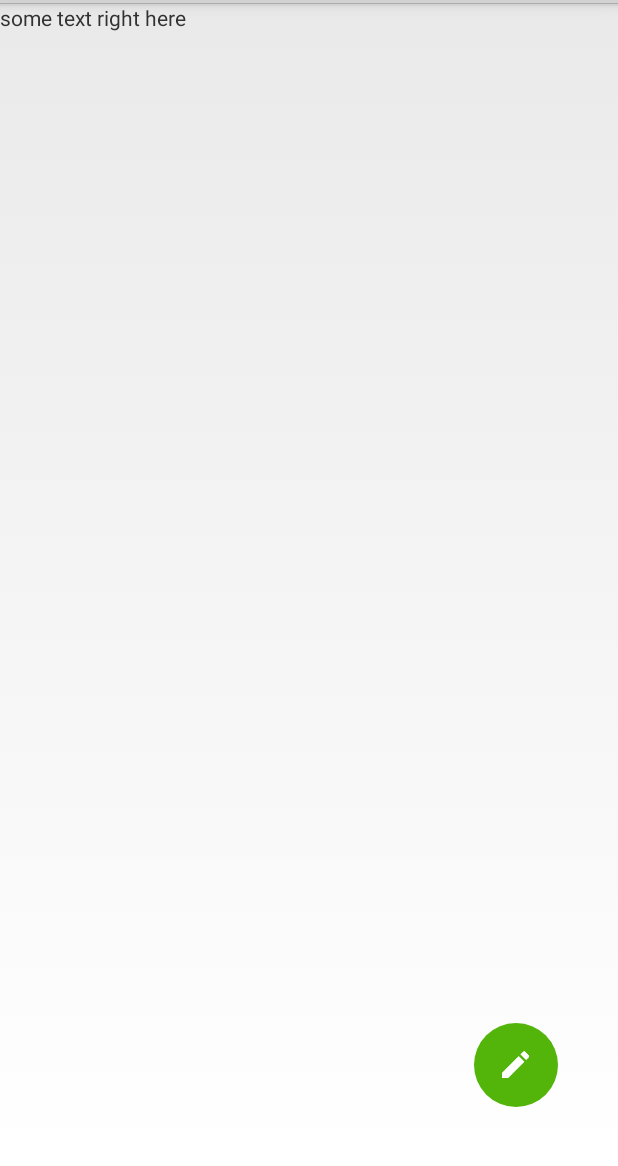
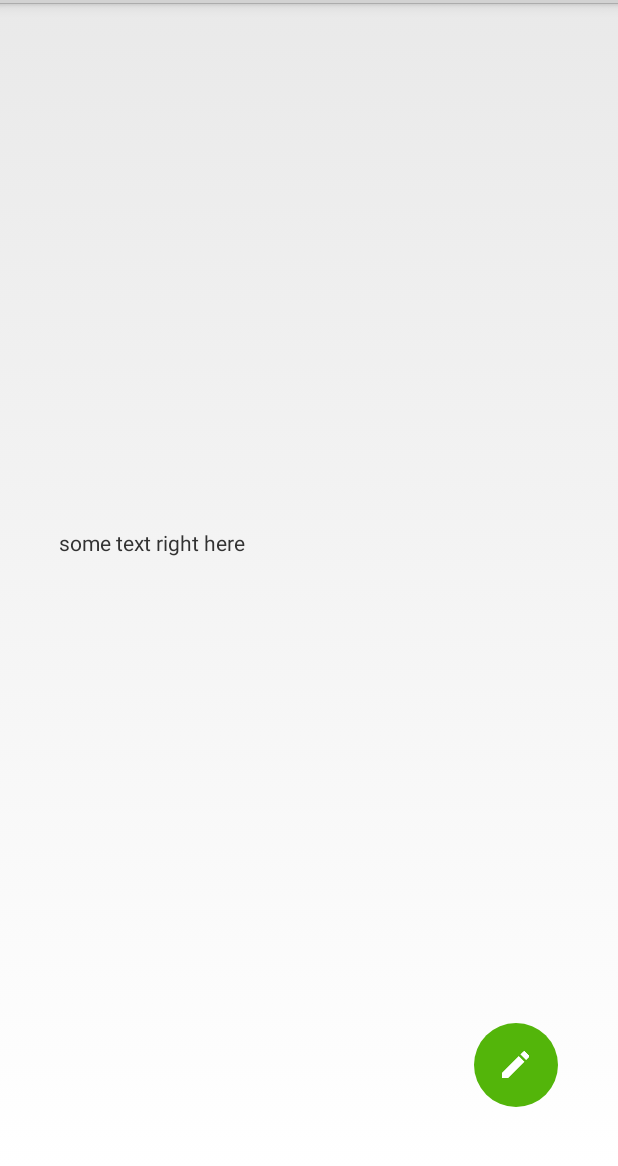
Before and after one commit to wenhuiyao/RevealAnimation, an Android app: the screen it shows after launch (LauncherActivity), on a phone screen of 412 x 824 dp, the part 69-1235 px from its top. Run offline under Robolectric (Android 15) with nearby library versions, the phone set to English and light mode, and no system bars; pictures from the network do not load.

Commit message:
add screenshot

```diff
--- a/app/src/main/java/demo/reveal/wenhui/com/revealanimation/reveal/RectRevealActivity.java
+++ b/app/src/main/java/demo/reveal/wenhui/com/revealanimation/reveal/RectRevealActivity.java
@@ -45,10 +45,8 @@ public class RectRevealActivity extends Activity {
         mRevealFrameLayout = (RevealFrameLayout)findViewById(R.id.activity_rect_revealContainer);
         mRevealFrameLayout.setOnRevealAnimationListener(mOnRevealAnimationListener);
         mRevealFrameLayout.setBackgroundColor(Color.BLACK);
-//        mRevealFrameLayout.setExclusiveAnimatedViewId(R.id.activity_rect_reveal_image);
 
         Picasso.with(this).load(LauncherActivity.IMAGE_URL).into(imageView);
-//
         Intent intent = getIntent();
         info = intent.getParcelableExtra(EXTRA_INFO);
         mRevealFrameLayout.setRevealAnimationInfo(info);
--- a/app/src/main/res/layout/activity_intro.xml
+++ b/app/src/main/res/layout/activity_intro.xml
@@ -5,6 +5,8 @@
 
     <TextView android:layout_width="wrap_content"
         android:layout_height="wrap_content"
+        android:layout_marginTop="350dp"
+        android:layout_marginLeft="39dp"
         android:text="some text right here"/>
 
     <demo.reveal.wenhui.com.revealanimation.reveal.CircularView
@@ -20,7 +22,7 @@
         android:layout_width="250dp"
         android:layout_height="150dp"
         android:layout_marginTop="80dp"
-        android:layout_marginLeft="80dp"
+        android:layout_marginLeft="40dp"
         android:scaleType="centerCrop"/>
 
 </merge>
--- a/app/src/main/res/layout/activity_reveal.xml
+++ b/app/src/main/res/layout/activity_reveal.xml
@@ -13,7 +13,6 @@
         android:layout_height="match_parent"
         android:scaleType="fitCenter"/>
 
-
     <TextView
         android:id="@+id/text"
         android:layout_width="match_parent"
@@ -24,6 +23,6 @@
         android:textColor="@android:color/white"
         android:textSize="18sp"
         android:layout_gravity="bottom"
-        android:text="Golden Gate bridge, take at the late afternoon."/>
+        android:text="Golden Gate Bridge, taking at the late afternoon."/>
 
 </demo.reveal.wenhui.com.revealanimation.reveal.RevealFrameLayout>
```
Also changed, not shown: 1 other file.
